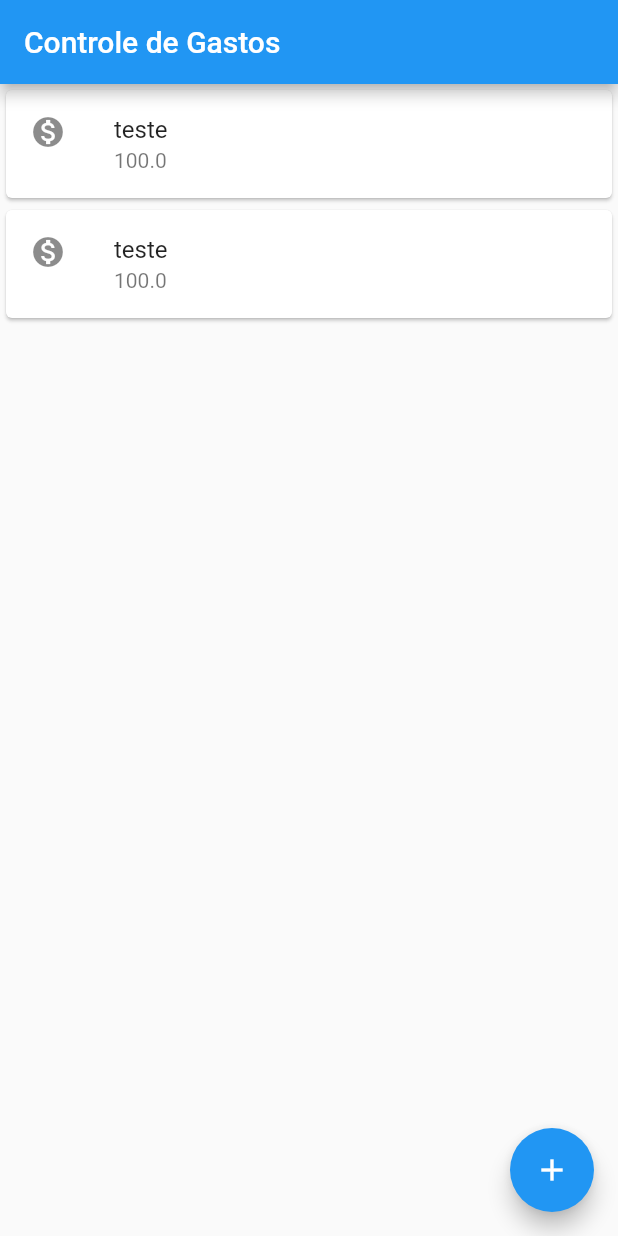
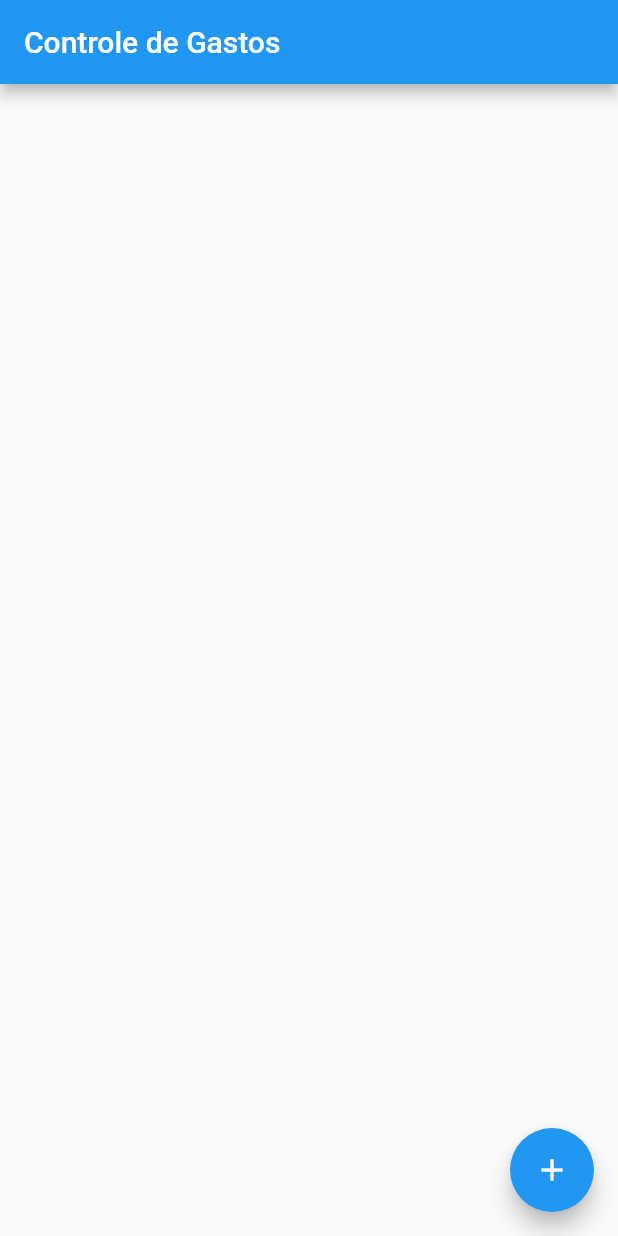
Before and after one commit to NathanSilos/controle_compras, a Flutter app: the screen it shows after launch, on a phone screen of 412 x 824 dp. Run offline on Flutter 3.47's test engine with Material 2 defaults, Android fonts, the phone set to English and light mode, and no system bars.

Commit message:
formulario funcionando 100%

```diff
--- a/lib/main.dart
+++ b/lib/main.dart
@@ -100,8 +100,6 @@ class ListaTransferencias extends StatefulWidget {
 class ListaTransferenciaState extends State<ListaTransferencias> {
   @override
   Widget build(BuildContext context) {
-    widget._compras.add(Compra('teste', 100));
-    widget._compras.add(Compra('teste', 100));
     debugPrint('Valor retornado: $widget._compras');
     return Scaffold(
       appBar: AppBar(
@@ -126,6 +124,7 @@ class ListaTransferenciaState extends State<ListaTransferencias> {
               debugPrint('Chegou no then do future.');
               debugPrint('$compraRecebida');
               widget._compras.add(compraRecebida!);
+              setState(() {});
             });
           }, // null function
           child: Icon(Icons.add)),
```
